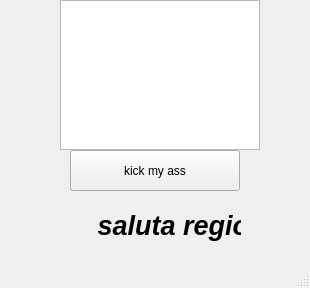
The window that mainwindow.ui (slash4all/Qt_Git_Example) describes before a commit, drawn with Qt 5.
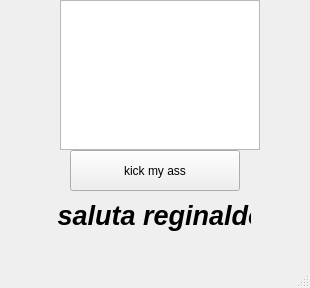
The same window after the commit.

Diff of the .ui file:
```diff
--- a/mainwindow.ui
+++ b/mainwindow.ui
@@ -56,9 +56,9 @@
    <widget class="QLabel" name="label">
     <property name="geometry">
      <rect>
-      <x>90</x>
-      <y>210</y>
-      <width>151</width>
+      <x>50</x>
+      <y>200</y>
+      <width>201</width>
       <height>31</height>
      </rect>
     </property>
@@ -71,7 +71,7 @@
      </font>
     </property>
     <property name="text">
-     <string> saluta regio</string>
+     <string> saluta reginaldo</string>
     </property>
    </widget>
   </widget>
```
